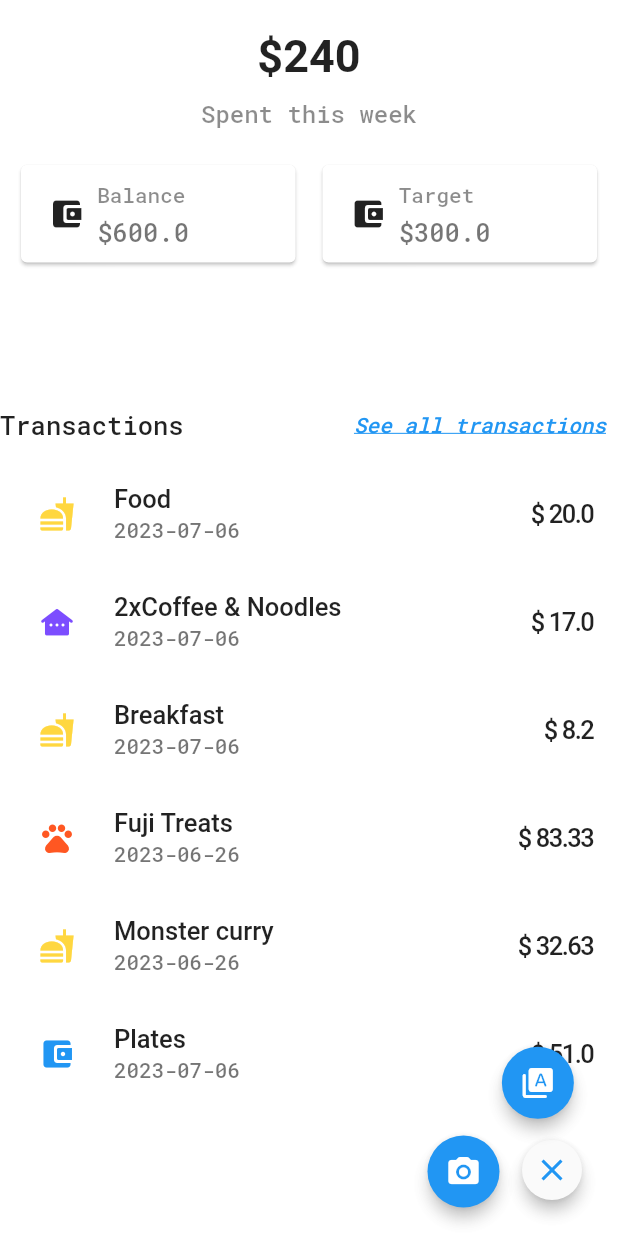
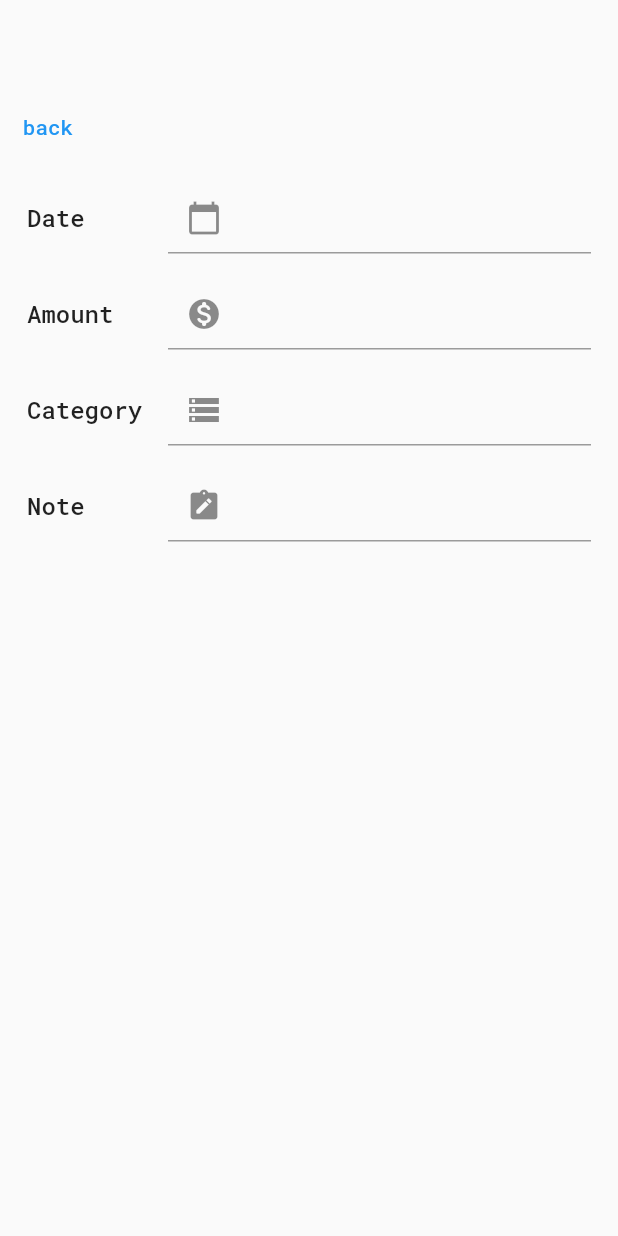
Before and after one commit to lazyKT/future, a Flutter app: the Home screen opened directly, after a tap on the "close" icon, after a tap on the "type specimen" icon, on a phone screen of 412 x 824 dp. Run offline on Flutter 3.47's test engine with Material 2 defaults, Android fonts, the phone set to English and light mode, and no system bars; our stand-ins replace firebase_auth, firebase_core, fl_chart, google_sign_in; accounts and stored records are empty; Roboto replaces fonts that are missing (mono-space).

Commit message:
Added add_transaction_widget

```diff
--- /dev/null
+++ b/lib/screens/add_transaction.dart
@@ -0,0 +1,33 @@
+import 'package:flutter/material.dart';
+
+import 'components/transactions/add_transaction_form.dart';
+
+class AddTransactionPage extends StatelessWidget {
+  const AddTransactionPage({ super.key });
+
+  @override
+  Widget build (BuildContext context) {
+    return Scaffold(
+      body: Padding(
+        padding: const EdgeInsets.only(top: 60, bottom: 20),
+        child: Column(
+          mainAxisAlignment: MainAxisAlignment.start,
+          crossAxisAlignment: CrossAxisAlignment.start,
+          mainAxisSize: MainAxisSize.min,
+          children: [
+            TextButton(
+              onPressed: () {
+                Navigator.of(context).pop();
+              },
+              child: const Text('back'),
+            ),
+            const Padding(
+              padding: EdgeInsets.symmetric(horizontal: 10, vertical: 5),
+              child: AddTransactionForm(),
+            )
+          ],
+        ),
+      )
+    );
+  }
+}
--- /dev/null
+++ b/lib/screens/components/transactions/add_transaction_form.dart
@@ -0,0 +1,149 @@
+import 'package:flutter/material.dart';
+
+class AddTransactionForm extends StatefulWidget {
+  const AddTransactionForm({ super.key });
+
+  @override
+  State<AddTransactionForm> createState() => _AddTransactionFormState();
+}
+
+
+class _AddTransactionFormState extends State<AddTransactionForm> {
+
+  final _dateController = TextEditingController();
+  final _amountController = TextEditingController();
+  final _transactionTypeController = TextEditingController();
+  final _transactionDetailsController = TextEditingController();
+  final _formKey = GlobalKey<FormState>();
+
+  @override
+  Widget build (BuildContext context) {
+    return Form(
+      key: _formKey,
+      child: Column(
+        children: [
+          Padding(
+            padding: const EdgeInsets.all(8),
+            child: Row(
+              mainAxisAlignment: MainAxisAlignment.spaceBetween,
+              children: [
+                const Expanded(
+                  flex: 1,
+                  child: Text(
+                    "Date",
+                    style: TextStyle(
+                      fontSize: 16.0,
+                      fontWeight: FontWeight.w500
+                    ),
+                  ),
+                ),
+                Expanded(
+                  flex: 3,
+                  child: TextFormField(
+                    controller: _dateController,
+                    decoration: const InputDecoration(
+                      prefixIcon: Icon(Icons.calendar_today),
+                    ),
+                    readOnly: true,
+                    onTap: () async {
+                      DateTime? pickedDate = await showDatePicker(
+                        context: context,
+                        initialDate: DateTime.now(),
+                        firstDate: DateTime(2000),
+                        lastDate: DateTime.now()
+                      );
+                    },
+                  ),
+                )
+              ],
+            ),
+          ),
+          Padding(
+            padding: const EdgeInsets.all(8),
+            child: Row(
+              mainAxisAlignment: MainAxisAlignment.spaceBetween,
+              children: [
+                const Expanded(
+                  flex: 1,
+                  child: Text(
+                    "Amount",
+                    style: TextStyle(
+                        fontSize: 16.0,
+                        fontWeight: FontWeight.w500
+                    ),
+                  ),
+                ),
+                Expanded(
+                  flex: 3,
+                  child: TextFormField(
+                    controller: _amountController,
+                    keyboardType: TextInputType.number,
+                    decoration: const InputDecoration(
+                      prefixIcon: Icon(Icons.monetization_on_rounded),
+                    ),
+                    onTap: () {},
+                  ),
+                )
+              ],
+            ),
+          ),
+          Padding(
+            padding: const EdgeInsets.all(8),
+            child: Row(
+              mainAxisAlignment: MainAxisAlignment.spaceBetween,
+              children: [
+                const Expanded(
+                  flex: 1,
+                  child: Text(
+                    "Category",
+                    style: TextStyle(
+                        fontSize: 16.0,
+                        fontWeight: FontWeight.w500
+                    ),
+                  ),
+                ),
+                Expanded(
+                  flex: 3,
+                  child: TextFormField(
+                    controller: _dateController,
+                    decoration: const InputDecoration(
+                      prefixIcon: Icon(Icons.storage),
+                    ),
+                  ),
+                )
+              ],
+            ),
+          ),
+          Padding(
+            padding: const EdgeInsets.all(8),
+            child: Row(
+              mainAxisAlignment: MainAxisAlignment.spaceBetween,
+              children: [
+                const Expanded(
+                  flex: 1,
+                  child: Text(
+                    "Note",
+                    style: TextStyle(
+                        fontSize: 16.0,
+                        fontWeight: FontWeight.w500
+                    ),
+                  ),
+                ),
+                Expanded(
+                  flex: 3,
+                  child: TextFormField(
+                    controller: _dateController,
+                    decoration: const InputDecoration(
+                      prefixIcon: Icon(Icons.note_alt_rounded),
+                    ),
+                    onTap: () {},
+                  ),
+                )
+              ],
+            ),
+          )
+        ],
+      ),
+    );
+  }
+}
--- a/lib/screens/home.dart
+++ b/lib/screens/home.dart
@@ -1,5 +1,6 @@
 import 'package:flutter/material.dart';
 import 'package:future/dto/budgetCategory.dart';
+import 'package:future/screens/add_transaction.dart';
 import 'package:future/screens/components/budget_plan_highlight.dart';
 import 'package:future/screens/components/reusable/expandable_fab/expandable_fab.dart';
 import 'package:future/screens/components/transactions/transactions.dart';
@@ -134,7 +135,11 @@ class _HomeState extends State<Home> {
               icon: const Icon(Icons.camera_alt_rounded),
             ),
             ActionButton(
-              onPressed: () {},
+              onPressed: () {
+                Navigator.of(context).push(
+                  MaterialPageRoute(builder: (context) => const AddTransactionPage())
+                );
+              },
               icon: const Icon(Icons.type_specimen_rounded),
             )
           ],
```
Also changed, not shown: lib/screens/components/transactions/transactions.dart (+0 -40 lines).
